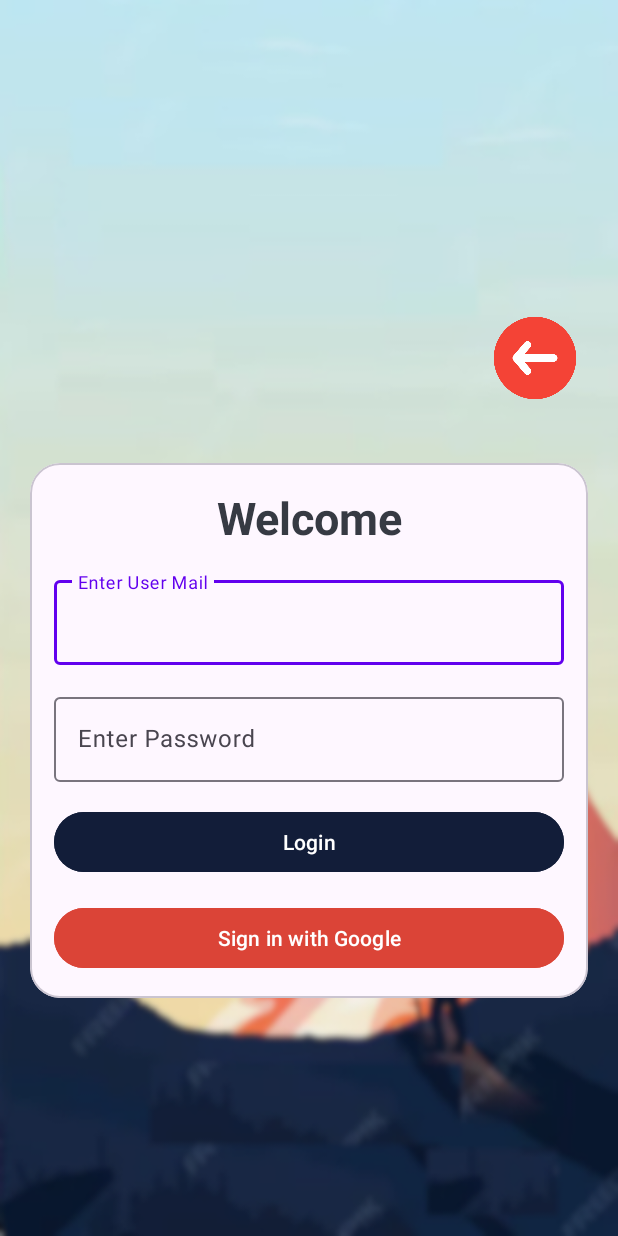
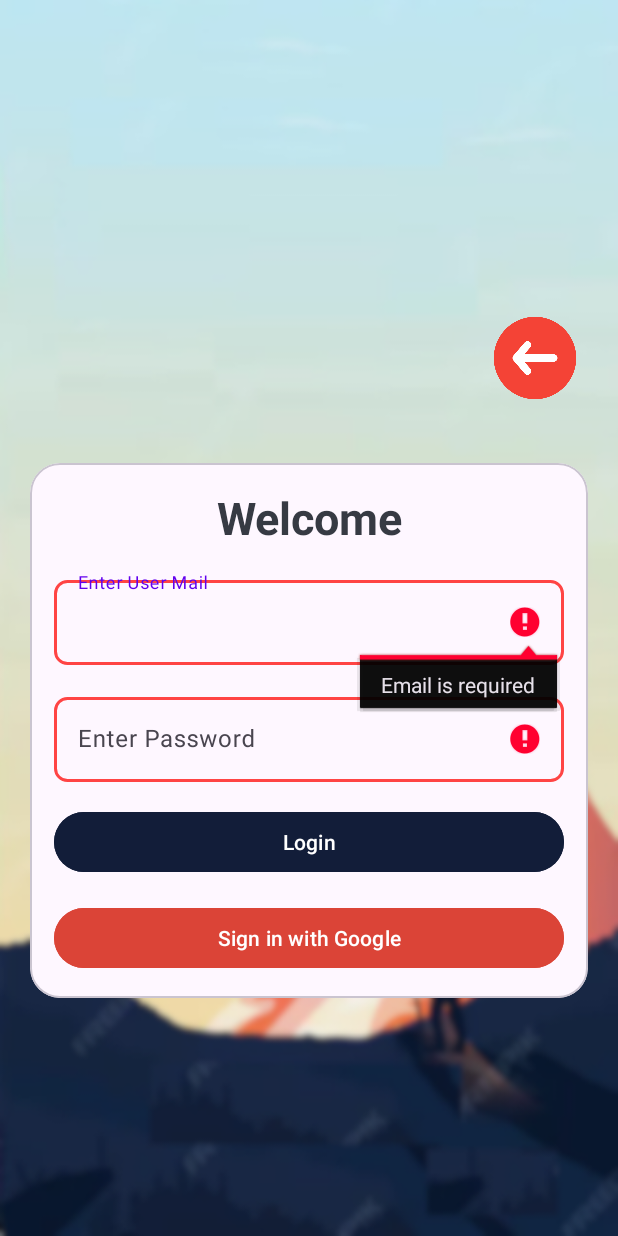
Before and after one commit to V-Sharanya/MapMyMoments, an Android app: the loginscreen screen opened directly, with no data from a screen before it, after a tap on "Login", on a phone screen of 412 x 824 dp. Run offline under Robolectric (Android 15) with nearby library versions, the phone set to English and light mode, and no system bars.

Commit message:
loginpage - finishing touches

```diff
--- a/app/src/main/java/com/sharanya/mmm/loginscreen.kt
+++ b/app/src/main/java/com/sharanya/mmm/loginscreen.kt
@@ -3,7 +3,6 @@ package com.sharanya.mmm
 import android.content.Intent
 import android.os.Bundle
 import android.widget.Button
-import android.widget.EditText
 import android.widget.ImageButton
 import android.widget.Toast
 import androidx.activity.enableEdgeToEdge
@@ -17,15 +16,19 @@ import retrofit2.Response
 import android.util.Log
 
 class loginscreen : AppCompatActivity() {
+    private lateinit var emailEditText: AppCompatEditText
+    private lateinit var passwordEditText: AppCompatEditText
+    private lateinit var loginButton: Button
+
     override fun onCreate(savedInstanceState: Bundle?) {
         super.onCreate(savedInstanceState)
         enableEdgeToEdge()
         setContentView(R.layout.activity_loginscreen)
 
         val backButton = findViewById<ImageButton>(R.id.backtologinbtn)
-        val loginButton = findViewById<Button>(R.id.btnlogin)
-        val emailEditText = findViewById<AppCompatEditText>(R.id.etName)
-        val passwordEditText = findViewById<AppCompatEditText>(R.id.edtPass)
+        loginButton = findViewById(R.id.btnlogin)
+        emailEditText = findViewById(R.id.etName)
+        passwordEditText = findViewById(R.id.edtPass)
 
         backButton.setOnClickListener {
             val intent = Intent(this, login::class.java)
@@ -33,21 +36,47 @@ class loginscreen : AppCompatActivity() {
         }
 
         loginButton.setOnClickListener {
-            val email = emailEditText.text.toString().trim()
-            val password = passwordEditText.text.toString().trim()
-
-            if (email.isEmpty() || password.isEmpty()) {
-                Toast.makeText(this, "Please enter email and password", Toast.LENGTH_SHORT).show()
-                return@setOnClickListener
-            }
-
-            loginUser(email, password)
-            Log.d("LoginDebug", "Attempting login with email: $email")  // Debug log
-            loginUser(email, password)
+            validateAndLogin()
         }
     }
+
+    private fun validateAndLogin() {
+        val email = emailEditText.text.toString().trim()
+        val password = passwordEditText.text.toString().trim()
+
+        var isValid = true  // Track validation status
+
+        // Reset previous errors
+        emailEditText.error = null
+        passwordEditText.error = null
+
+        // Validate Email
+        if (email.isEmpty()) {
+            emailEditText.error = "Email is required"
+            emailEditText.setBackgroundResource(R.drawable.edittext_error)
+            isValid = false
+        } else {
+            emailEditText.setBackgroundResource(R.drawable.edittext_normal)
+        }
+
+        // Validate Password
+        if (password.isEmpty()) {
+            passwordEditText.error = "Password is required"
+            passwordEditText.setBackgroundResource(R.drawable.edittext_error)
+            isValid = false
+        } else {
+            passwordEditText.setBackgroundResource(R.drawable.edittext_normal)
+        }
+
+        // Stop login if validation fails
+        if (!isValid) return
+
+        loginUser(email, password)
+        Log.d("LoginDebug", "Attempting login with email: $email")
+    }
+
     private fun loginUser(email: String, password: String) {
-        val request = LoginRequest(email, password) // Ensure LoginRequest has 'email'
+        val request = LoginRequest(email, password)
 
         RetrofitClient.instance.loginUser(request).enqueue(object : Callback<LoginResponse> {
             override fun onResponse(call: Call<LoginResponse>, response: Response<LoginResponse>) {
@@ -65,7 +94,6 @@ class loginscreen : AppCompatActivity() {
                         startActivity(intent)
                         finish()
                     } else {
-                        // Show a message for incorrect email/password
                         Toast.makeText(this@loginscreen, "Incorrect email or password!", Toast.LENGTH_SHORT).show()
                     }
                 } else {
@@ -78,12 +106,9 @@ class loginscreen : AppCompatActivity() {
                 }
             }
 
-
             override fun onFailure(call: Call<LoginResponse>, t: Throwable) {
-                // Handle network error
                 Toast.makeText(this@loginscreen, "Network error: ${t.message}", Toast.LENGTH_LONG).show()
             }
         })
     }
-
 }
--- /dev/null
+++ b/app/src/main/res/drawable/edittext_error.xml
@@ -0,0 +1,7 @@
+<?xml version="1.0" encoding="utf-8"?>
+<shape xmlns:android="http://schemas.android.com/apk/res/android"
+    android:shape="rectangle">
+    <solid android:color="@android:color/transparent"/>
+    <stroke android:width="2dp" android:color="@android:color/holo_red_light"/>
+    <corners android:radius="8dp"/>
+</shape>
--- /dev/null
+++ b/app/src/main/res/drawable/edittext_normal.xml
@@ -0,0 +1,7 @@
+<?xml version="1.0" encoding="utf-8"?>
+<shape xmlns:android="http://schemas.android.com/apk/res/android"
+    android:shape="rectangle">
+    <solid android:color="@android:color/transparent"/>
+    <stroke android:width="2dp" android:color="@android:color/darker_gray"/>
+    <corners android:radius="8dp"/>
+</shape>
```
